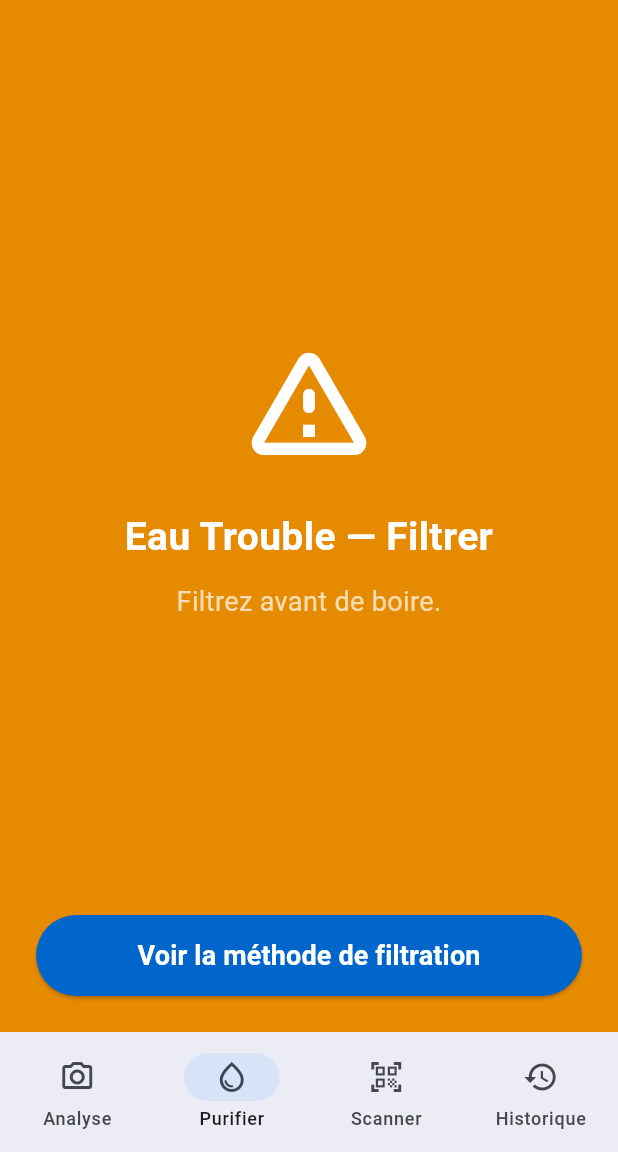
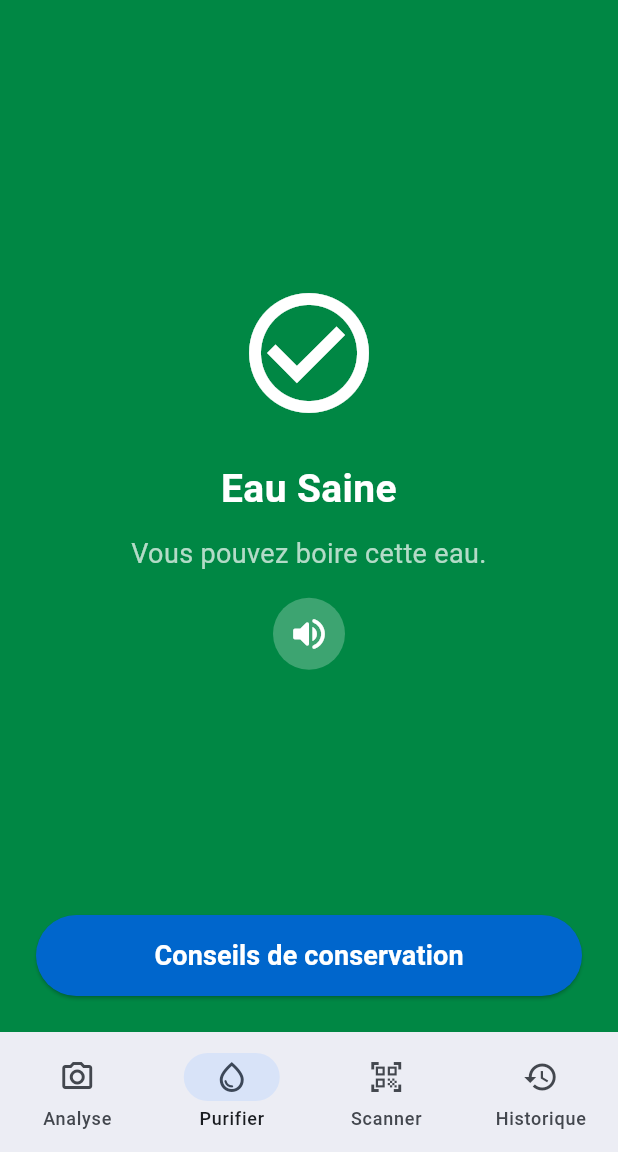
Before and after one commit to Groupe-14/Loharano, a Flutter app: the screen it shows after launch, item 2 of the bottom bar chosen, on a phone screen of 412 x 824 dp, the part 84-1236 px from its top. Run offline on Flutter 3.47's test engine with Material 3 defaults, Android fonts, the phone set to English and light mode, and no system bars; our stand-ins replace audioplayers, connectivity_plus, sqflite; missing offline and left inert: mobile_scanner; accounts and stored records are empty.

Commit message:
feat(purification): add audio button to water status card and update UI layout

```diff
--- a/lib/features/purification/purification_guide_view.dart
+++ b/lib/features/purification/purification_guide_view.dart
@@ -16,7 +16,7 @@ class PurificationGuideView extends StatefulWidget {
 
 class _PurificationGuideViewState extends State<PurificationGuideView> {
   // Mock du résultat de l'IA (par défaut sur Eau Trouble pour tester)
-  WaterStatus _currentStatus = WaterStatus.turbid;
+  WaterStatus _currentStatus = WaterStatus.safe;
 
   // Bascule entre la carte de diagnostic et la liste des consignes
   bool _showSteps = false;
@@ -99,8 +99,7 @@ class _PurificationGuideViewState extends State<PurificationGuideView> {
     final steps = _getStepsForStatus();
 
     return Scaffold(
-      backgroundColor:
-          const Color(0xFFE8F5E9), // Fond bleu/vert très clair de la maquette
+      backgroundColor: const Color(0xFFE8F5E9),
       body: SafeArea(
         child: Padding(
           padding: const EdgeInsets.all(16.0),
--- a/lib/features/purification/widgets/water_status_card.dart
+++ b/lib/features/purification/widgets/water_status_card.dart
@@ -83,6 +83,21 @@ class WaterStatusCard extends StatelessWidget {
               color: Colors.white70,
             ),
           ),
+          const SizedBox(height: 16),
+          // Bouton Audio
+          Container(
+            decoration: const BoxDecoration(
+              color: Colors.white24,
+              shape: BoxShape.circle,
+            ),
+            child: IconButton(
+              icon: const Icon(Icons.volume_up_rounded,
+                  color: Colors.white, size: 28),
+              onPressed: () {
+                // Action pour la lecture vocale
+              },
+            ),
+          ),
           const Spacer(),
           // Bouton "Voir les solutions"
           SizedBox(
```
Also changed, not shown: pubspec.lock.
